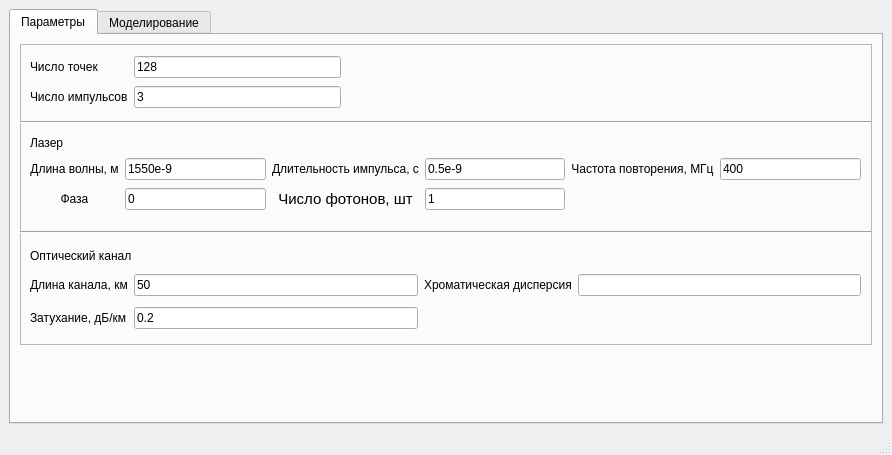
Old version of the form mainwindow.ui in the repository Yorick2014/SimQC.
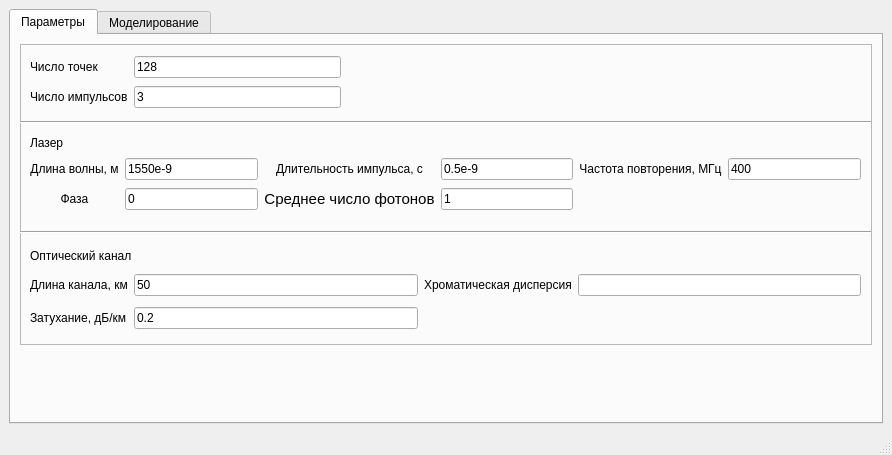
New version of the form. Custom widgets are drawn as their Qt base class.

Commit message: Статистика по импульсам

Diff of the .ui file:
```diff
--- a/mainwindow.ui
+++ b/mainwindow.ui
@@ -211,7 +211,7 @@
 &lt;html&gt;&lt;head&gt;&lt;meta name=&quot;qrichtext&quot; content=&quot;1&quot; /&gt;&lt;style type=&quot;text/css&quot;&gt;
 p, li { white-space: pre-wrap; }
 &lt;/style&gt;&lt;/head&gt;&lt;body style=&quot; font-family:'Ubuntu'; font-size:11pt; font-weight:400; font-style:normal;&quot;&gt;
-&lt;p align=&quot;center&quot; style=&quot; margin-top:12px; margin-bottom:12px; margin-left:0px; margin-right:0px; -qt-block-indent:0; text-indent:0px;&quot;&gt;Число фотонов, шт&lt;/p&gt;&lt;/body&gt;&lt;/html&gt;</string>
+&lt;p align=&quot;center&quot; style=&quot; margin-top:12px; margin-bottom:12px; margin-left:0px; margin-right:0px; -qt-block-indent:0; text-indent:0px;&quot;&gt;Среднее число фотонов&lt;/p&gt;&lt;/body&gt;&lt;/html&gt;</string>
             </property>
            </widget>
           </item>
```
The commit also changes 1 other file.
